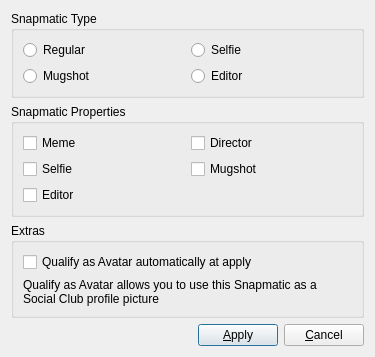
SyDevTeam/gta5view, file SnapmaticEditor.ui: the form before one commit.
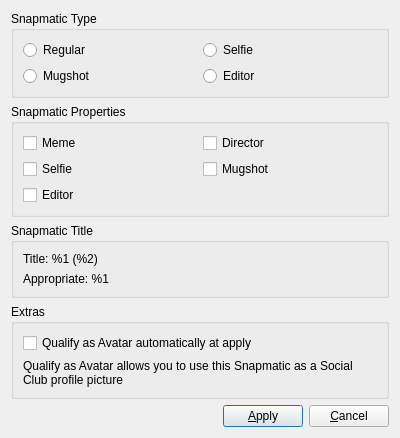
The form after the commit. Custom widgets are drawn as their Qt base class.

```diff
--- a/SnapmaticEditor.ui
+++ b/SnapmaticEditor.ui
@@ -6,8 +6,8 @@
    <rect>
     <x>0</x>
     <y>0</y>
-    <width>375</width>
-    <height>319</height>
+    <width>400</width>
+    <height>350</height>
    </rect>
   </property>
   <property name="windowTitle">
@@ -119,6 +119,50 @@
         </layout>
        </widget>
       </item>
+      <item>
+       <widget class="QGroupBox" name="gbTitle">
+        <property name="title">
+         <string>Snapmatic Title</string>
+        </property>
+        <layout class="QVBoxLayout" name="vlTitle">
+         <item>
+          <widget class="UiModLabel" name="labTitle">
+           <property name="sizePolicy">
+            <sizepolicy hsizetype="Preferred" vsizetype="Minimum">
+             <horstretch>0</horstretch>
+             <verstretch>0</verstretch>
+            </sizepolicy>
+           </property>
+           <property name="contextMenuPolicy">
+            <enum>Qt::NoContextMenu</enum>
+           </property>
+           <property name="text">
+            <string>Title: %1 (%2)</string>
+           </property>
+           <property name="wordWrap">
+            <bool>true</bool>
+           </property>
+          </widget>
+         </item>
+         <item>
+          <widget class="UiModLabel" name="labAppropriate">
+           <property name="sizePolicy">
+            <sizepolicy hsizetype="Preferred" vsizetype="Minimum">
+             <horstretch>0</horstretch>
+             <verstretch>0</verstretch>
+            </sizepolicy>
+           </property>
+           <property name="text">
+            <string>Appropriate: %1</string>
+           </property>
+           <property name="wordWrap">
+            <bool>true</bool>
+           </property>
+          </widget>
+         </item>
+        </layout>
+       </widget>
+      </item>
       <item>
        <widget class="QGroupBox" name="gbExtras">
         <property name="title">
@@ -212,6 +256,13 @@
    </item>
   </layout>
  </widget>
+ <customwidgets>
+  <customwidget>
+   <class>UiModLabel</class>
+   <extends>QLabel</extends>
+   <header>UiModLabel.h</header>
+  </customwidget>
+ </customwidgets>
  <resources/>
  <connections/>
 </ui>
```
Left out of the diff: 2 changed lines with no effect on the pictures.
